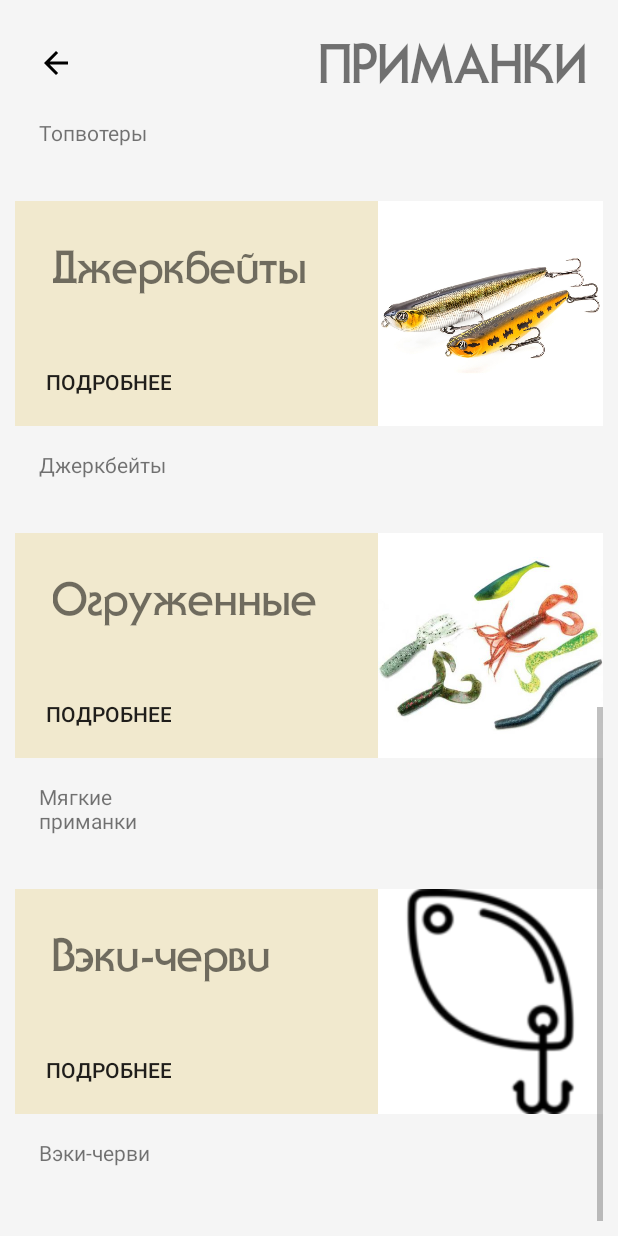
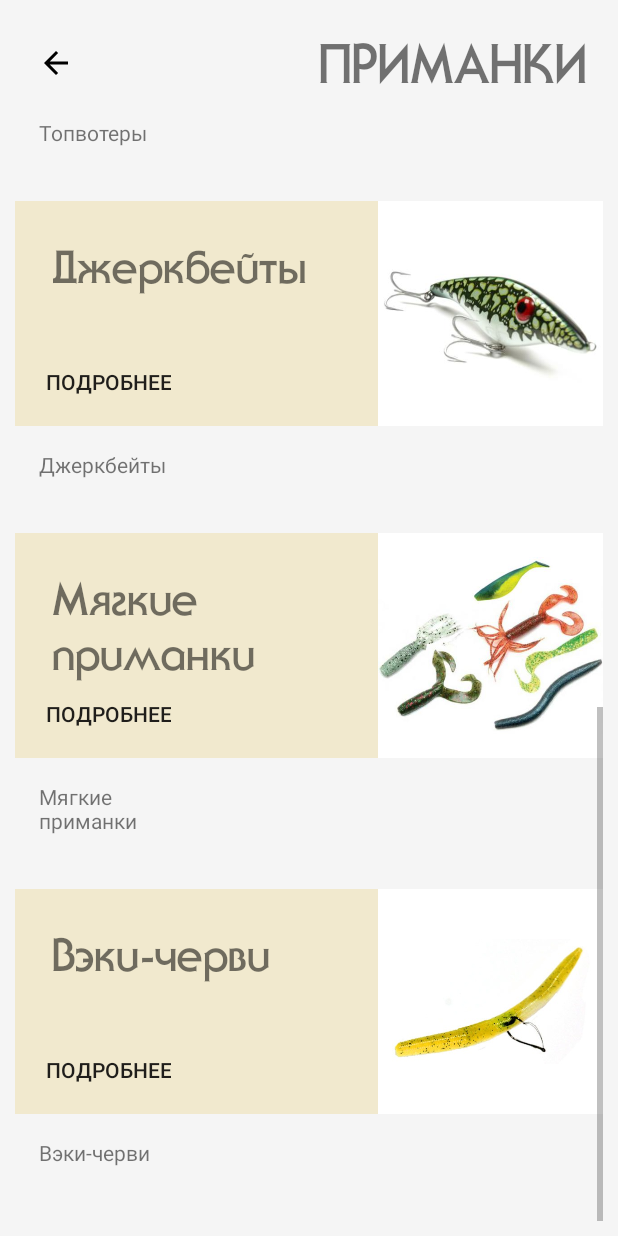
Before and after one commit to ilyamarvin/Fisherman_Handbook_2, an Android app: the ArtbaitCategory screen opened directly, with no data from a screen before it, scrolled down 857 dp, on a phone screen of 412 x 824 dp. Run offline under Robolectric (Android 15) with nearby library versions, the phone set to English and light mode, and no system bars; libraries missing offline, so code that uses them is left out: net.cachapa.expandablelayout; plain views replace ExpandableLayout.

Commit message:
Fixed ArtbaitCategory.

```diff
--- a/app/src/main/res/layout/activity_artbait_category.xml
+++ b/app/src/main/res/layout/activity_artbait_category.xml
@@ -260,7 +260,7 @@
                             android:layout_width="150dp"
                             android:layout_height="150dp"
                             android:layout_alignParentRight="true"
-                            android:src="@drawable/djerkbait" />
+                            android:src="@drawable/topvoter" />
 
 
                     </RelativeLayout>
@@ -319,7 +319,7 @@
                             android:layout_width="150dp"
                             android:layout_height="150dp"
                             android:layout_alignParentRight="true"
-                            android:src="@drawable/topvoter" />
+                            android:src="@drawable/djerkbait" />
 
 
                     </RelativeLayout>
@@ -360,7 +360,7 @@
                             android:layout_height="wrap_content"
                             android:fontFamily="@font/rus_font"
                             android:padding="25dp"
-                            android:text="@string/hook_name_6"
+                            android:text="@string/artbait_name_6"
                             android:textSize="30sp" />
 
                         <Button
@@ -437,7 +437,7 @@
                             android:layout_width="150dp"
                             android:layout_height="150dp"
                             android:layout_alignParentRight="true"
-                            android:src="@drawable/artbait" />
+                            android:src="@drawable/vecki_chervi" />
 
 
                     </RelativeLayout>
```
Also changed, not shown: app/src/main/res/drawable/djerkbait.jpeg (added).
